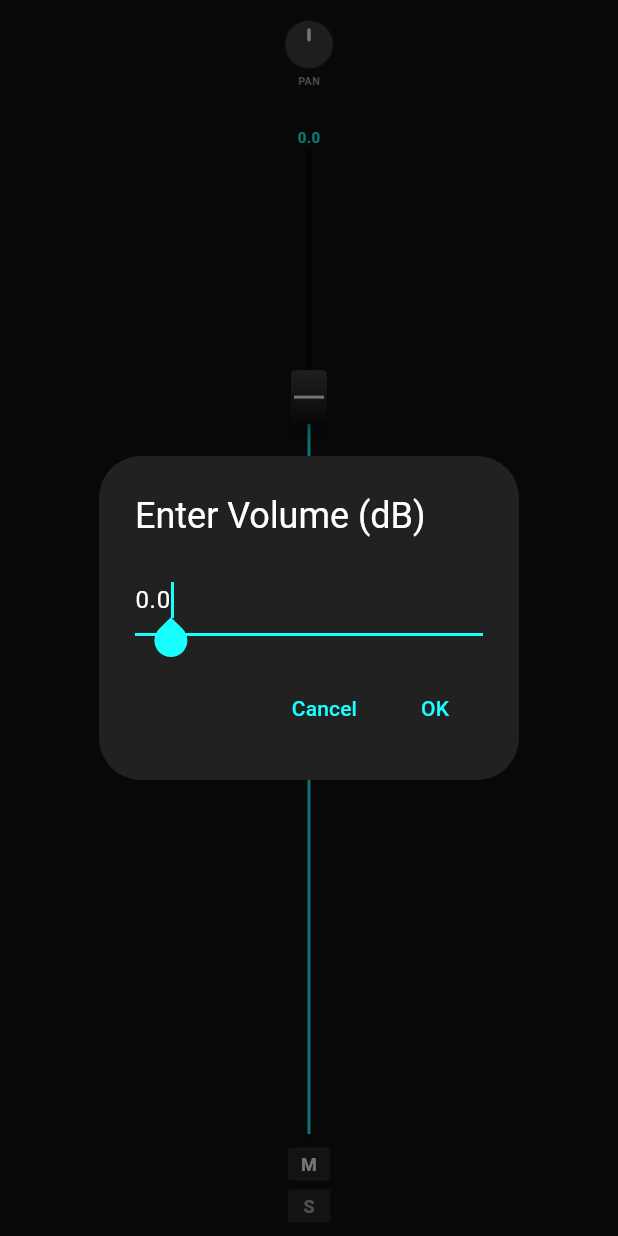
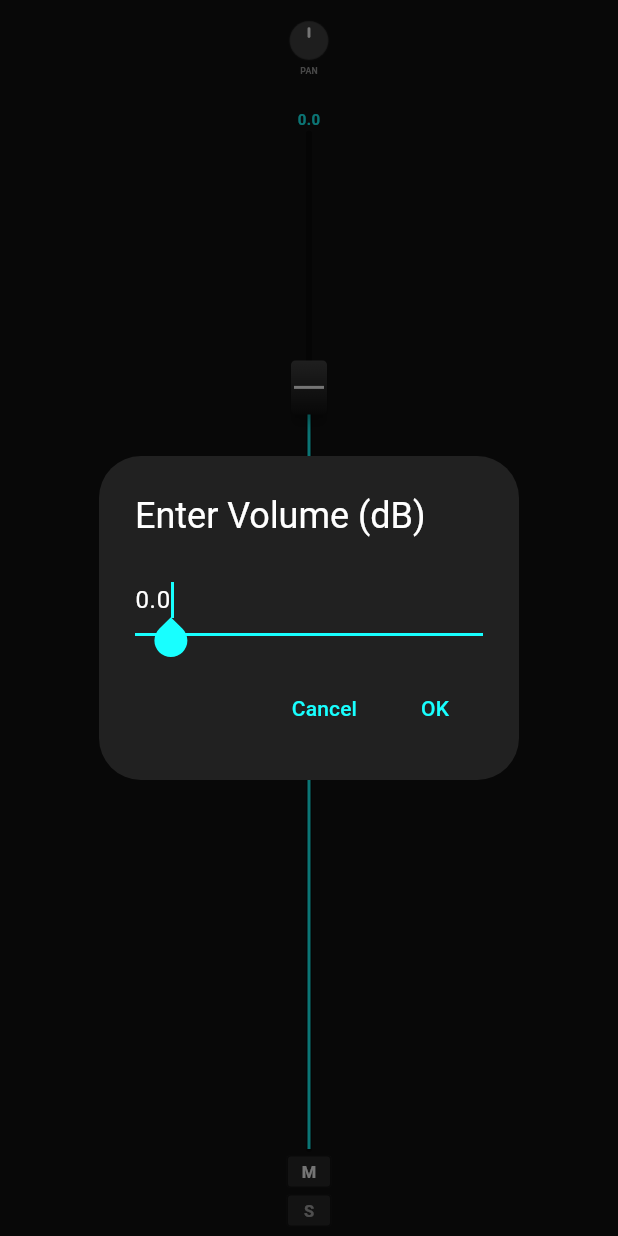
Before and after one commit to randazzofederico-coder/Elongacion_Musical, a Flutter app: the TrackControls widget shown alone on an empty page, opened directly with empty values, after a tap on "0.0", on a phone screen of 412 x 824 dp. Run offline on Flutter 3.47's test engine with Material 3 defaults, Android fonts, the light colour scheme and no system bars; our stand-ins replace just_audio, plugin_platform_interface, shared_preferences; missing offline and left inert: dart:ffi, wav; accounts and stored records are empty.

Commit message:
Refactor: Mixer UI adaptativa para mobile y ruteo Solo-in-Place nativo - Optimización extrema de márgenes y tamaños en MixerScreen para encajar 6 faders sin scroll. - Rediseño compacto del MasterControl y TransportSection para celulares. - El WaveformSeekBar ahora tiene altura relativa (responsiva al 12% del alto de pantalla). - Modificado el motor nativo live_mixer.cpp para soportar múltiples Solos simultáneos. - Implementada prioridad Solo-in-Place (los canales en Solo silencian a los Muteados). - Actualizada la documentación de arquitectura.

```diff
--- a/lib/providers/mixer_provider.dart
+++ b/lib/providers/mixer_provider.dart
@@ -48,7 +48,6 @@ class MixerProvider with ChangeNotifier {
      _cachedTracks = List.from(_audioManager.tracks);
      _cachedMasterWaveform = null; // Invalidate waveform too
   }
-  String? get soloTrackId => _audioManager.soloTrackId;
 
   double get masterVolume => _audioManager.masterVolume;
 
@@ -257,7 +256,7 @@ class MixerProvider with ChangeNotifier {
        return [];
     }
 
-    _cachedMasterWaveform = generateMasterWaveform(_audioManager.tracks, soloTrackId);
+    _cachedMasterWaveform = generateMasterWaveform(_audioManager.tracks);
     return _cachedMasterWaveform!;
   }
 
--- a/lib/widgets/mixer/track_controls.dart
+++ b/lib/widgets/mixer/track_controls.dart
@@ -37,9 +37,9 @@ class TrackControls extends StatelessWidget {
         children: [
           // Pan Knob (Top of controls)
           Padding(
-            padding: const EdgeInsets.symmetric(vertical: 8.0),
+            padding: const EdgeInsets.symmetric(vertical: 4.0), // Reduced
             child: Transform.scale(
-              scale: 0.8, // Make it slightly smaller
+              scale: 0.65, // Made it smaller to save vertical space
               child: KnobControl(
                 value: track.pan,
                 onChanged: onPanChanged,
@@ -50,35 +50,21 @@ class TrackControls extends StatelessWidget {
             ),
           ),
 
-          // VOLUME CONTROL: Fader or Knob
+          // VOLUME CONTROL: Fader
           Expanded(
             child: Padding(
-              padding: const EdgeInsets.symmetric(vertical: 8.0),
-              child: useKnobForVolume
-                ? Center(
-                    child: Transform.scale(
-                       scale: 0.9,
-                       child: KnobControl(
-                          value: track.volume,
-                          onChanged: onVolumeChanged,
-                          onChangeEnd: onVolumeChangeEnd,
-                          min: 0.0,
-                          max: 1.0,
-                          label: "VOL",
-                       ),
-                    ),
-                  )
-                : FaderControl(
-                    volume: track.volume,
-                    onChanged: onVolumeChanged,
-                    onChangeEnd: onVolumeChangeEnd,
-                  ),
+              padding: const EdgeInsets.symmetric(vertical: 4.0), // Reduced
+              child: FaderControl(
+                volume: track.volume,
+                onChanged: onVolumeChanged,
+                onChangeEnd: onVolumeChangeEnd,
+              ),
             ),
           ),
 
           // Buttons (Mute / Solo)
            Container(
-             padding: const EdgeInsets.only(bottom: 8),
+             padding: const EdgeInsets.only(bottom: 6), // Reduced
              child: Column(
                children: [
                  // MUTE
@@ -86,7 +72,7 @@ class TrackControls extends StatelessWidget {
                    onTap: onMuteToggle,
                    child: Container(
                      width: 30, // Compact
-                     height: 24,
+                     height: 22, // Compact
                      margin: const EdgeInsets.only(bottom: 4),
                      decoration: BoxDecoration(
                        color: track.isMuted ? AppColors.accentRed : AppColors.surfaceHighlight,
@@ -94,7 +80,7 @@ class TrackControls extends StatelessWidget {
                        border: Border.all(color: Colors.black54),
                      ),
                      alignment: Alignment.center,
-                     child: const Text("M", style: TextStyle(color: Colors.white, fontWeight: FontWeight.bold, fontSize: 12)),
+                     child: const Text("M", style: TextStyle(color: Colors.white, fontWeight: FontWeight.bold, fontSize: 11)),
                    ),
                  ),
 
@@ -103,14 +89,14 @@ class TrackControls extends StatelessWidget {
                    onTap: onSoloToggle,
                    child: Container(
                      width: 30, // Compact
-                     height: 24,
+                     height: 22, // Compact
                      decoration: BoxDecoration(
                        color: track.isSolo ? AppColors.accentAmber : AppColors.surfaceHighlight,
                        borderRadius: BorderRadius.circular(3),
                        border: Border.all(color: Colors.black54),
                      ),
                      alignment: Alignment.center,
-                     child: Text("S", style: TextStyle(color: track.isSolo ? Colors.black : Colors.white60, fontWeight: FontWeight.bold, fontSize: 12)),
+                     child: Text("S", style: TextStyle(color: track.isSolo ? Colors.black : Colors.white60, fontWeight: FontWeight.bold, fontSize: 11)),
                    ),
                  ),
                ],
--- a/lib/widgets/mixer/track_list_section.dart
+++ b/lib/widgets/mixer/track_list_section.dart
@@ -48,7 +48,7 @@ class TrackListSection extends StatelessWidget {
                 },
                 onMuteToggle: () => mixer.toggleTrackMute(track.id),
                 onSoloToggle: () => mixer.toggleSolo(track.id),
-                isSoloed: mixer.soloTrackId == track.id,
+                isSoloed: track.isSolo,
               ),
             );
           },
--- a/lib/widgets/track_strip.dart
+++ b/lib/widgets/track_strip.dart
@@ -40,7 +40,7 @@ class TrackStrip extends StatelessWidget {
       builder: (context, child) {
         return Container(
           width: width, // Dynamic width
-          margin: const EdgeInsets.symmetric(horizontal: 2),
+          margin: const EdgeInsets.symmetric(horizontal: 1), // Reduced margin
           decoration: BoxDecoration(
             color: AppColors.surface,
             border: Border.all(color: AppColors.border, width: 1),
@@ -53,7 +53,7 @@ class TrackStrip extends StatelessWidget {
             children: [
               // 1. Track Name (Top - Full Width)
               Container(
-                 height: 24,
+                 height: width < 50 ? 18 : 24, // Responsive height
                  alignment: Alignment.center,
                  color: Colors.black45, // Keep semi-transparent for overlay feel
                  padding: const EdgeInsets.symmetric(horizontal: 2),
--- a/lib/widgets/waveform_seek_bar.dart
+++ b/lib/widgets/waveform_seek_bar.dart
@@ -156,7 +156,9 @@ class _WaveformSeekBarState extends State<WaveformSeekBar> with SingleTickerProv
     return LayoutBuilder(
       builder: (context, constraints) {
         final width = constraints.maxWidth;
-        final height = 100.0; // Taller fixed height for waveform
+        // Responsive height based on screen size, clamped for sanity
+        final mediaHeight = MediaQuery.sizeOf(context).height;
+        final height = (mediaHeight * 0.12).clamp(40.0, 80.0);
 
         return Listener(
           onPointerDown: (event) {
@@ -229,7 +231,7 @@ class _WaveformSeekBarState extends State<WaveformSeekBar> with SingleTickerProv
 
               // Time Labels only
             Padding(
-              padding: const EdgeInsets.fromLTRB(16, 4, 16, 0),
+              padding: const EdgeInsets.fromLTRB(8, 2, 8, 0),
               child: Row(
                 mainAxisAlignment: MainAxisAlignment.spaceBetween,
                 children: [
```
Also changed, not shown: lib/screens/mixer_screen.dart (+13 -20 lines), lib/services/audio_manager.dart (+3 -19 lines), lib/utils/waveform_utils.dart (+9 -8 lines), lib/widgets/master_control.dart (+29 -14 lines), lib/widgets/mixer/transport_section.dart (+7 -7 lines), 2 other files.
